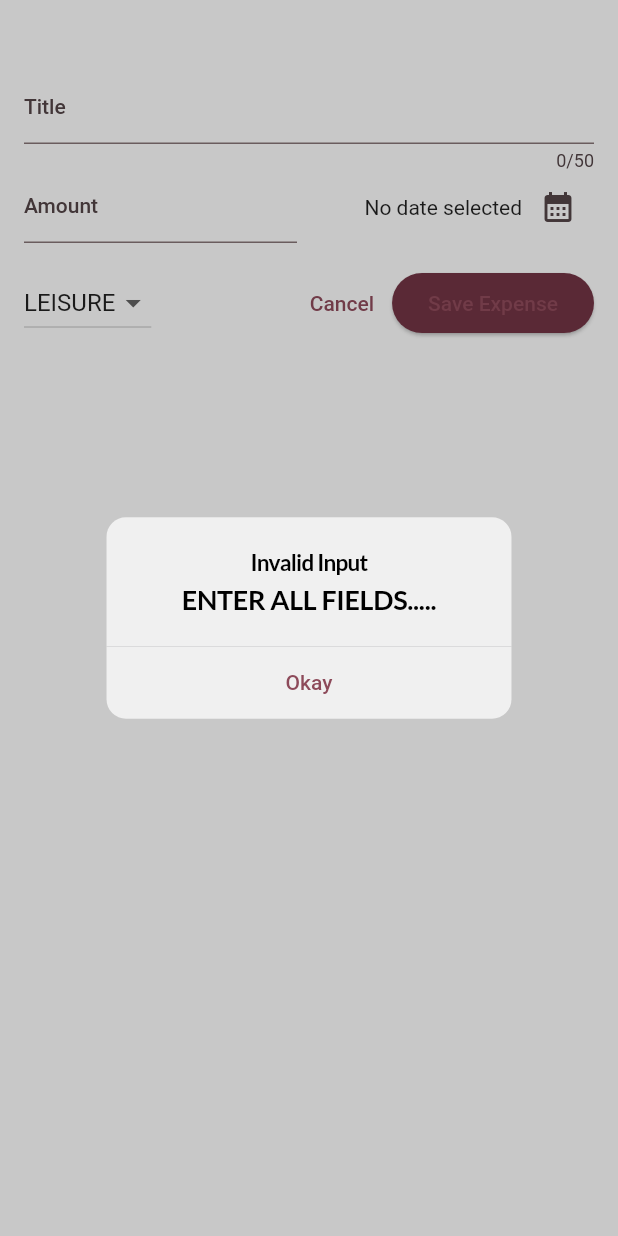
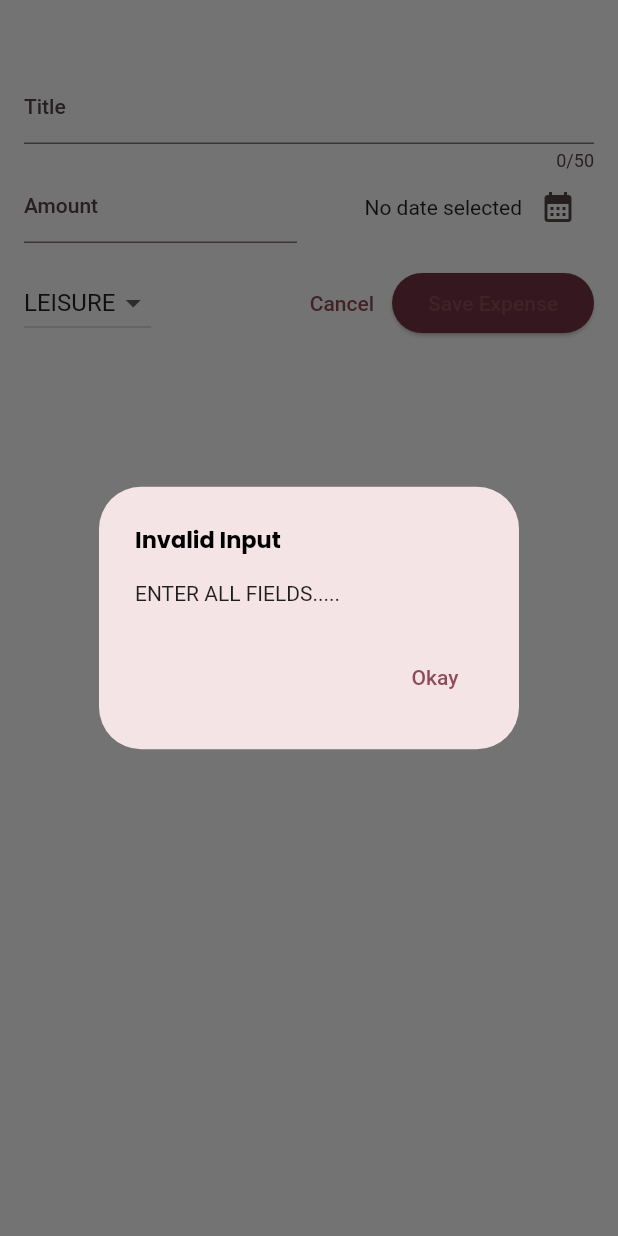
Before and after one commit to adeyemiiiii7/expeense_tracker, a Flutter app: the NewExpense widget shown alone on an empty page, opened directly with empty values, after a tap on "Save Expense", on a phone screen of 412 x 824 dp. Run offline on Flutter 3.47's test engine with Material 2 defaults, Android fonts, the phone set to English and light mode, and no system bars; our stand-ins replace google_fonts.

Commit message:
modified:   lib/widgets/new_expense.dart

```diff
--- a/lib/widgets/new_expense.dart
+++ b/lib/widgets/new_expense.dart
@@ -1,10 +1,11 @@
-import 'package:flutter/cupertino.dart';
+import 'dart:io';
+
 import 'package:flutter/material.dart';
 import 'package:flutter/rendering.dart';
 import 'package:google_fonts/google_fonts.dart';
 import 'dart:developer';
 import 'package:intl/intl.dart';
-
+import 'package:flutter/cupertino.dart';
 import '../models/expense.dart';
 
 class NewExpense extends StatefulWidget {
@@ -39,17 +40,8 @@ class _NewExpenseState extends State<NewExpense> {
     // },);
   }
 
-  void _chosenExpenseData() {
-    //condition to input an amount
-    // || is or while && is and
-    final enteredAmount = double.tryParse(_amountController.text);
-    final amountIsInvalid = enteredAmount == null || enteredAmount <= 0;
-    if (_titleController.text.trim().isEmpty ||
-        amountIsInvalid ||
-        _selectedDate == null) {
-      //show error message
-      ///using showDialog to show the the message
-      //ctx is shortform of context
+  void _showDialog() {
+    if (Platform.isIOS) {
       showCupertinoDialog(
           context: context,
           builder: (ctx) => CupertinoAlertDialog(
@@ -78,8 +70,48 @@ class _NewExpenseState extends State<NewExpense> {
                     child: const Text('Okay'),
                   )
                 ],
+              ));
+    } else {
+      showDialog(
+        context: context,
+        builder: (ctx) => AlertDialog(
+          title: Text(
+            "Invalid Input",
+            style: GoogleFonts.poppins(
+              color: Colors.black,
+              fontSize: 15,
+              fontWeight: FontWeight.bold,
+            ),
+          ),
+          content: const Text(
+            "ENTER ALL FIELDS.....",
+          ),
+          actions: [
+            //call navigator pop to return to previous screen after error message is shown
+            TextButton(
+              onPressed: () {
+                Navigator.pop(ctx);
+              },
+              child: const Text('Okay'),
+            )
+          ],
         ),
       );
+    }
+  }
+
+  void _chosenExpenseData() {
+    //condition to input an amount
+    // || is or while && is and
+    final enteredAmount = double.tryParse(_amountController.text);
+    final amountIsInvalid = enteredAmount == null || enteredAmount <= 0;
+    if (_titleController.text.trim().isEmpty ||
+        amountIsInvalid ||
+        _selectedDate == null) {
+      //show error message
+      ///using showDialog to show the the message
+      //ctx is shortform of context
+      _showDialog();
       return;
     }
     //widgett is used to access functions in a  state
@@ -101,8 +133,7 @@ class _NewExpenseState extends State<NewExpense> {
 
   @override
   Widget build(BuildContext context) {
-    CenterTitle:
-    false;
+    // CenterTitle : false;
     final keyboardSpace = MediaQuery.of(context).viewInsets.bottom;
     return LayoutBuilder(builder: (ctx, constraints) {
       // log(constraints.minWidth.toString());
```
Lines whose indentation alone changed are shown as unchanged.
